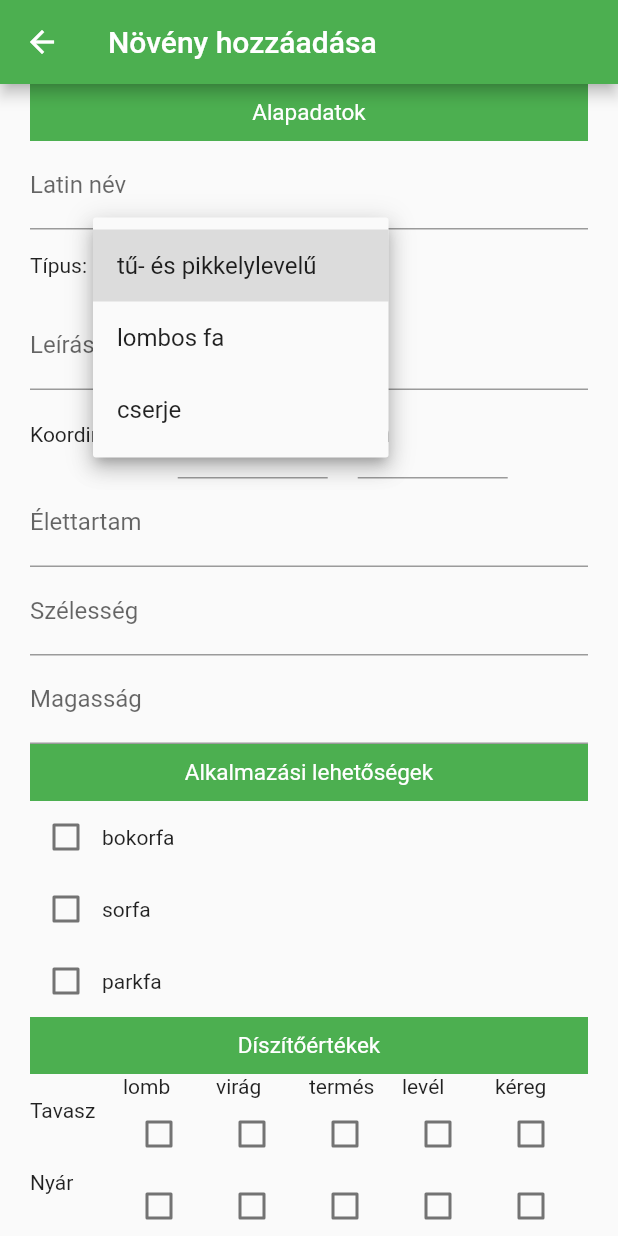
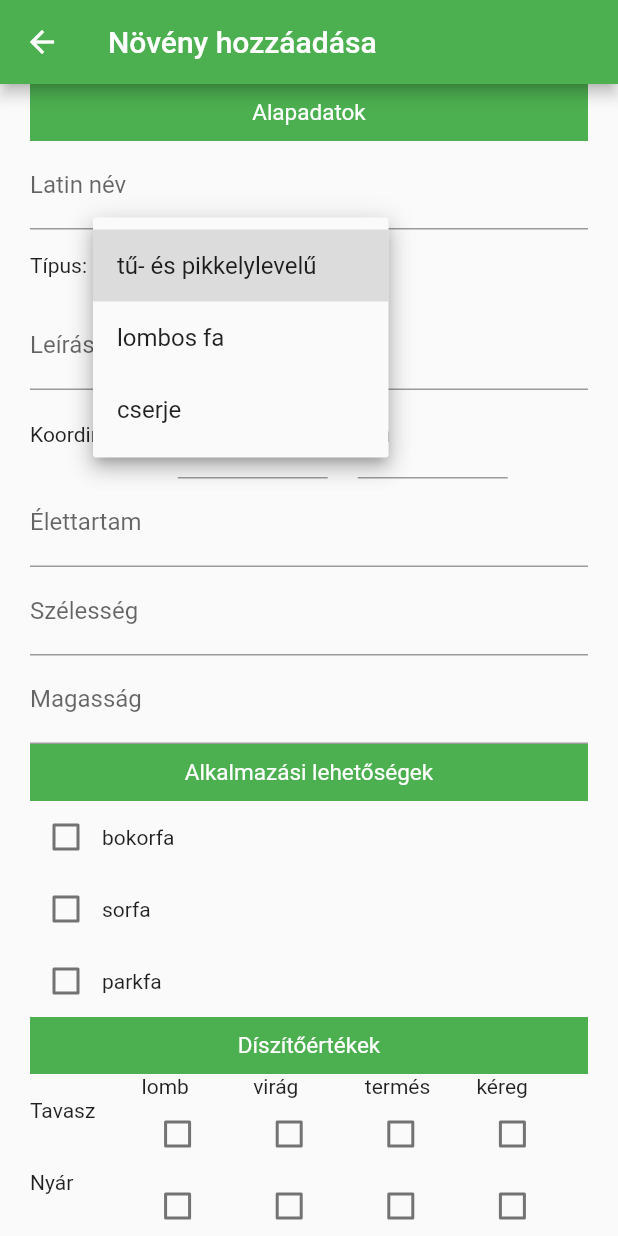
Before and after one commit to Beck-berry/arborapp, a Flutter app: the _AddPlantForm screen opened directly, after a tap on "tű- és pikkelylevelű", on a phone screen of 412 x 824 dp. Run offline on Flutter 3.47's test engine with Material 2 defaults, Android fonts, the phone set to English and light mode, and no system bars; our stand-ins replace azlistview, cloud_firestore, firebase_auth, firebase_core, flutter_map, latlong2 and 3 more; missing offline and left inert: flutter_barcode_scanner, footer; accounts and stored records are empty; generated files the repository leaves out were written again.

Commit message:
remove szükségtelen érték

```diff
--- a/lib/src/addPlant.dart
+++ b/lib/src/addPlant.dart
@@ -72,28 +72,24 @@ class _AddPlantFormState extends State<_AddPlantForm> {
     Diszitoertek.lomb: false,
     Diszitoertek.virag: false,
     Diszitoertek.termes: false,
-    Diszitoertek.level: false,
     Diszitoertek.kereg: false
   };
   Map<Diszitoertek, bool> diszitoNyar = <Diszitoertek, bool>{
     Diszitoertek.lomb: false,
     Diszitoertek.virag: false,
     Diszitoertek.termes: false,
-    Diszitoertek.level: false,
     Diszitoertek.kereg: false
   };
   Map<Diszitoertek, bool> diszitoOsz = <Diszitoertek, bool>{
     Diszitoertek.lomb: false,
     Diszitoertek.virag: false,
     Diszitoertek.termes: false,
-    Diszitoertek.level: false,
     Diszitoertek.kereg: false
   };
   Map<Diszitoertek, bool> diszitoTel = <Diszitoertek, bool>{
     Diszitoertek.lomb: false,
     Diszitoertek.virag: false,
     Diszitoertek.termes: false,
-    Diszitoertek.level: false,
     Diszitoertek.kereg: false
   };
   Map<NapfenyIgeny, bool> napfenyIgeny = <NapfenyIgeny, bool>{
@@ -147,25 +143,20 @@ class _AddPlantFormState extends State<_AddPlantForm> {
     diszitoTavasz[Diszitoertek.kereg] =
         diszitoertek['tavasz'].contains('kereg');
     diszitoTavasz[Diszitoertek.lomb] = diszitoertek['tavasz'].contains('lomb');
-    diszitoTavasz[Diszitoertek.level] =
-        diszitoertek['tavasz'].contains('level');
     diszitoTavasz[Diszitoertek.virag] =
         diszitoertek['tavasz'].contains('virag');
     diszitoTavasz[Diszitoertek.termes] =
         diszitoertek['tavasz'].contains('termes');
     diszitoNyar[Diszitoertek.kereg] = diszitoertek['nyar'].contains('kereg');
     diszitoNyar[Diszitoertek.lomb] = diszitoertek['nyar'].contains('lomb');
-    diszitoNyar[Diszitoertek.level] = diszitoertek['nyar'].contains('level');
     diszitoNyar[Diszitoertek.virag] = diszitoertek['nyar'].contains('virag');
     diszitoNyar[Diszitoertek.termes] = diszitoertek['nyar'].contains('termes');
     diszitoOsz[Diszitoertek.kereg] = diszitoertek['osz'].contains('kereg');
     diszitoOsz[Diszitoertek.lomb] = diszitoertek['osz'].contains('lomb');
-    diszitoOsz[Diszitoertek.level] = diszitoertek['osz'].contains('level');
     diszitoOsz[Diszitoertek.virag] = diszitoertek['osz'].contains('virag');
     diszitoOsz[Diszitoertek.termes] = diszitoertek['osz'].contains('termes');
     diszitoTel[Diszitoertek.kereg] = diszitoertek['tel'].contains('kereg');
     diszitoTel[Diszitoertek.lomb] = diszitoertek['tel'].contains('lomb');
-    diszitoTel[Diszitoertek.level] = diszitoertek['tel'].contains('level');
     diszitoTel[Diszitoertek.virag] = diszitoertek['tel'].contains('virag');
     diszitoTel[Diszitoertek.termes] = diszitoertek['tel'].contains('termes');
 
--- a/lib/src/enums.dart
+++ b/lib/src/enums.dart
@@ -5,6 +5,7 @@ enum LoginState {
   login,
   register,
   loggedIn,
+  changePassword,
 }
 
 enum NoteState { show, write, modify }
@@ -24,7 +25,7 @@ extension AlkalmazasLehetosegExt on AlkalmazasLehetoseg {
   }
 }
 
-enum Diszitoertek { lomb, virag, termes, level, kereg }
+enum Diszitoertek { lomb, virag, termes, kereg }
 
 extension DiszitoertekExt on Diszitoertek {
   String get nev {
@@ -35,8 +36,6 @@ extension DiszitoertekExt on Diszitoertek {
         return 'lomb';
       case Diszitoertek.virag:
         return 'virág';
-      case Diszitoertek.level:
-        return 'levél';
       case Diszitoertek.kereg:
         return 'kéreg';
     }
```
